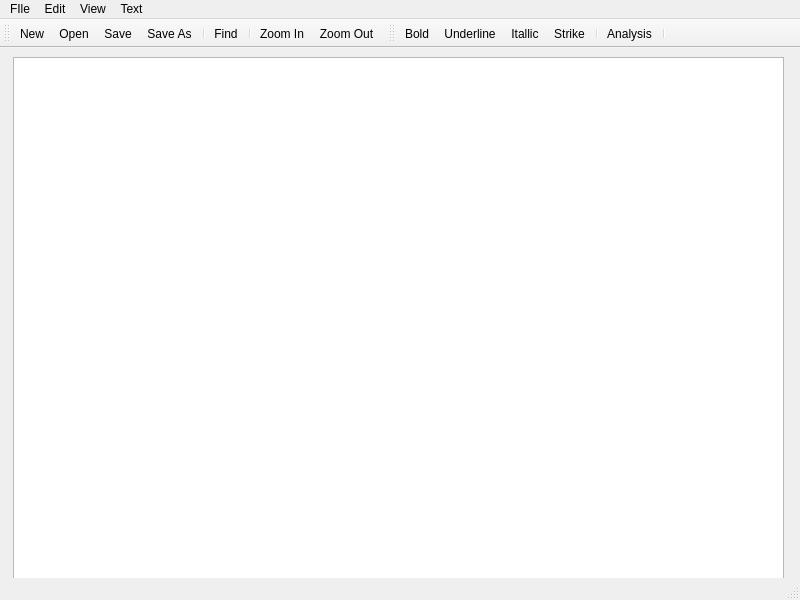
Before: the Qt Designer form Attempt3/QTextEditorAttempt3/mainwindow.ui in Nick-Mount/QTTextEditorFinal, drawn with Qt 5.
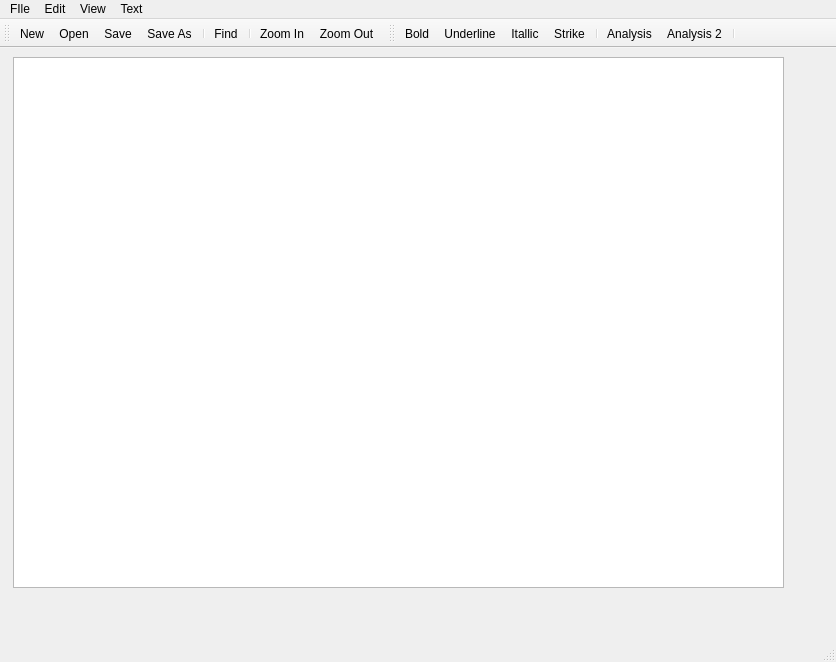
After: the same form once the commit is applied.

```diff
--- a/Attempt3/QTextEditorAttempt3/mainwindow.ui
+++ b/Attempt3/QTextEditorAttempt3/mainwindow.ui
@@ -6,8 +6,8 @@
    <rect>
     <x>0</x>
     <y>0</y>
-    <width>800</width>
-    <height>600</height>
+    <width>836</width>
+    <height>662</height>
    </rect>
   </property>
   <property name="windowTitle">
@@ -30,8 +30,8 @@
     <rect>
      <x>0</x>
      <y>0</y>
-     <width>800</width>
-     <height>21</height>
+     <width>836</width>
+     <height>25</height>
     </rect>
    </property>
    <widget class="QMenu" name="menuFIle">
@@ -112,6 +112,7 @@
    <addaction name="actionStrike"/>
    <addaction name="separator"/>
    <addaction name="actionAnalysis"/>
+   <addaction name="actionAnalysis_2"/>
    <addaction name="separator"/>
   </widget>
   <action name="actionNew">
@@ -219,6 +220,11 @@
     <string>Analysis</string>
    </property>
   </action>
+  <action name="actionAnalysis_2">
+   <property name="text">
+    <string>Analysis 2</string>
+   </property>
+  </action>
  </widget>
  <resources/>
  <connections/>
```
Left out of the diff: 1 changed line with no effect on the pictures.
